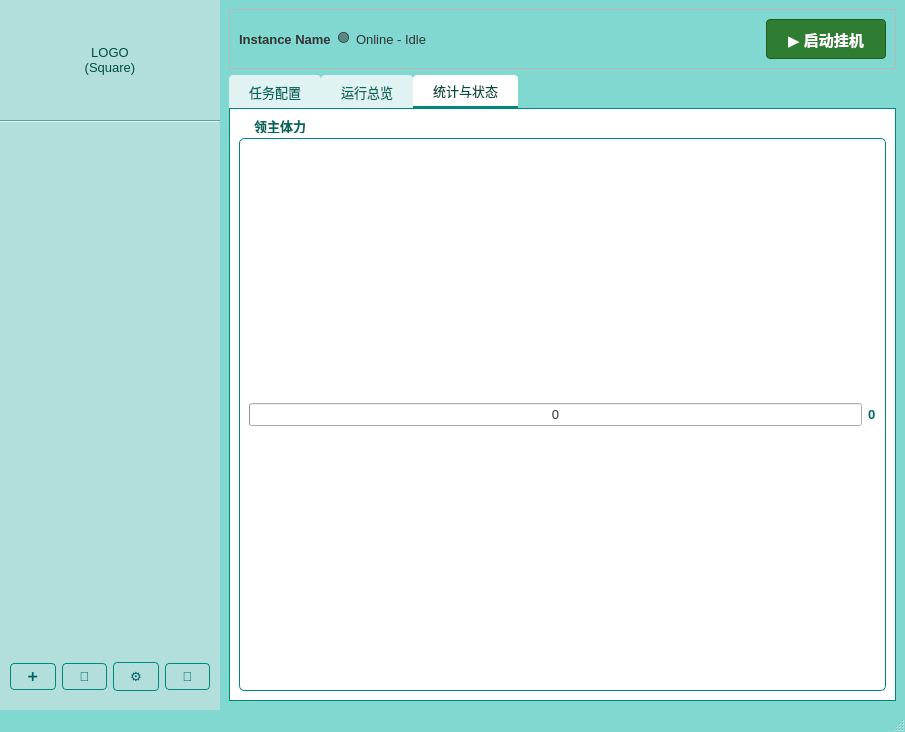
First picture: the form in ui/main_window.ui, repository Deepwoods00/KSAS, before the edit.
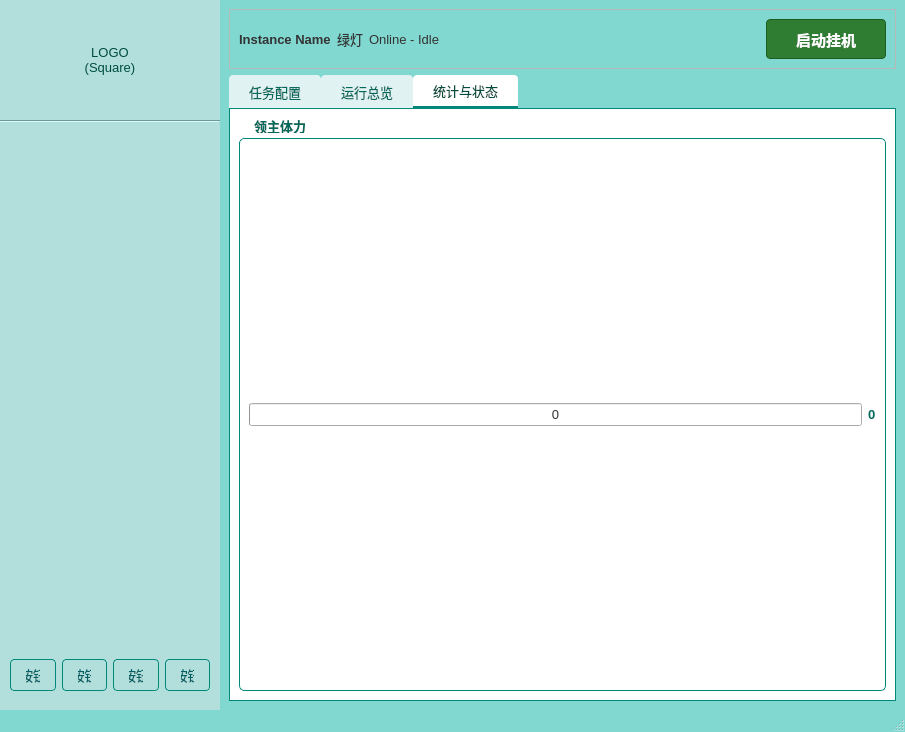
Second picture: the form after the edit.

What changed in the file:
```diff
--- a/ui/main_window.ui
+++ b/ui/main_window.ui
@@ -226,7 +226,7 @@
                <string>添加新设备</string>
               </property>
               <property name="text">
-               <string>➕</string>
+               <string>按钮</string>
               </property>
              </widget>
             </item>
@@ -239,7 +239,7 @@
                <string>刷新 ADB 连接</string>
               </property>
               <property name="text">
-               <string>🔄</string>
+               <string>按钮</string>
               </property>
              </widget>
             </item>
@@ -252,7 +252,7 @@
                <string>全局设置</string>
               </property>
               <property name="text">
-               <string>⚙️</string>
+               <string>按钮</string>
               </property>
              </widget>
             </item>
@@ -265,7 +265,7 @@
                <string>最小化到托盘</string>
               </property>
               <property name="text">
-               <string>🔽</string>
+               <string>按钮</string>
               </property>
              </widget>
             </item>
@@ -359,7 +359,7 @@
            <item>
             <widget class="QLabel" name="label_status_icon">
              <property name="text">
-              <string>🟢</string>
+              <string>绿灯</string>
              </property>
             </widget>
            </item>
@@ -395,7 +395,7 @@
               <enum>Qt::FocusPolicy::NoFocus</enum>
              </property>
              <property name="text">
-              <string>▶ 启动挂机</string>
+              <string>启动挂机</string>
              </property>
              <property name="checkable">
               <bool>true</bool>
```
Left out of the diff: 2 changed lines with no effect on the pictures.
